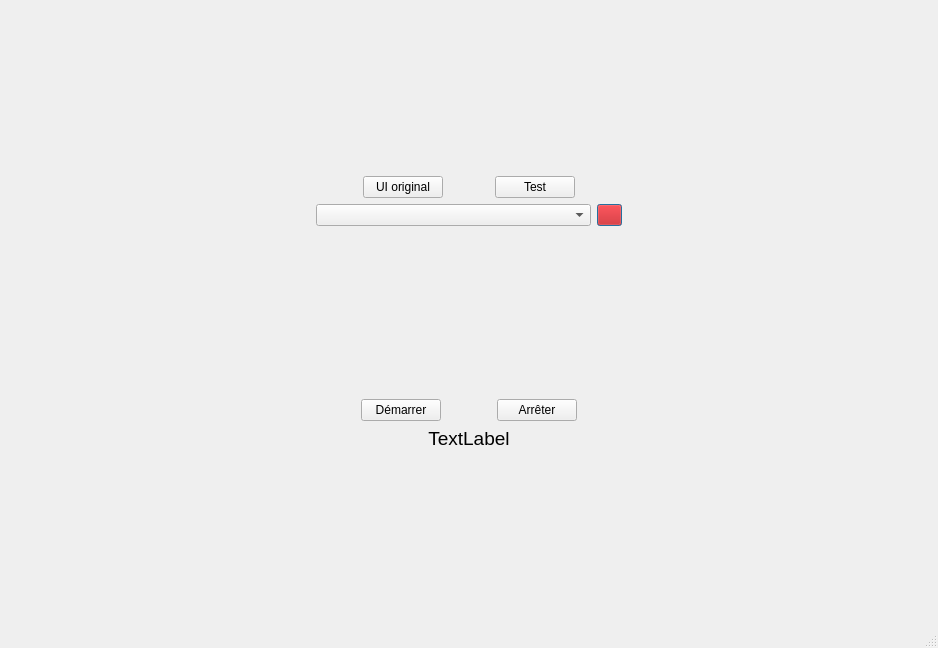
Qt form Qt/accueil.ui (frankgigeur/The_fir_swinger) before a commit.
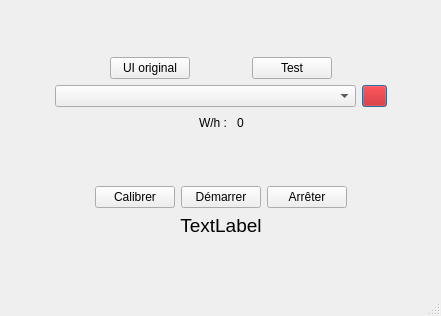
The same form after that commit.

What changed in the file:
```diff
--- a/Qt/accueil.ui
+++ b/Qt/accueil.ui
@@ -6,8 +6,8 @@
    <rect>
     <x>0</x>
     <y>0</y>
-    <width>938</width>
-    <height>648</height>
+    <width>441</width>
+    <height>316</height>
    </rect>
   </property>
   <property name="windowTitle">
@@ -15,19 +15,6 @@
   </property>
   <widget class="QWidget" name="centralwidget">
    <layout class="QGridLayout" name="gridLayout_4">
-    <item row="2" column="1">
-     <spacer name="verticalSpacer_3">
-      <property name="orientation">
-       <enum>Qt::Vertical</enum>
-      </property>
-      <property name="sizeHint" stdset="0">
-       <size>
-        <width>20</width>
-        <height>40</height>
-       </size>
-      </property>
-     </spacer>
-    </item>
     <item row="1" column="2">
      <spacer name="horizontalSpacer_8">
       <property name="orientation">
@@ -41,31 +28,63 @@
       </property>
      </spacer>
     </item>
-    <item row="1" column="0">
-     <spacer name="horizontalSpacer_7">
-      <property name="orientation">
-       <enum>Qt::Horizontal</enum>
-      </property>
-      <property name="sizeHint" stdset="0">
-       <size>
-        <width>40</width>
-        <height>20</height>
-       </size>
-      </property>
-     </spacer>
-    </item>
-    <item row="0" column="1">
-     <spacer name="verticalSpacer">
-      <property name="orientation">
-       <enum>Qt::Vertical</enum>
-      </property>
-      <property name="sizeHint" stdset="0">
-       <size>
-        <width>20</width>
-        <height>40</height>
-       </size>
-      </property>
-     </spacer>
+    <item row="7" column="1">
+     <layout class="QGridLayout" name="gridLayout_2">
+      <item row="0" column="3">
+       <widget class="QPushButton" name="pbStop">
+        <property name="text">
+         <string>Arrêter</string>
+        </property>
+       </widget>
+      </item>
+      <item row="0" column="2">
+       <widget class="QPushButton" name="pbStart">
+        <property name="text">
+         <string>Démarrer</string>
+        </property>
+       </widget>
+      </item>
+      <item row="0" column="0">
+       <spacer name="horizontalSpacer_4">
+        <property name="orientation">
+         <enum>Qt::Horizontal</enum>
+        </property>
+        <property name="sizeHint" stdset="0">
+         <size>
+          <width>40</width>
+          <height>20</height>
+         </size>
+        </property>
+       </spacer>
+      </item>
+      <item row="0" column="4">
+       <spacer name="horizontalSpacer_6">
+        <property name="orientation">
+         <enum>Qt::Horizontal</enum>
+        </property>
+        <property name="sizeHint" stdset="0">
+         <size>
+          <width>40</width>
+          <height>20</height>
+         </size>
+        </property>
+       </spacer>
+      </item>
+      <item row="0" column="1">
+       <widget class="QPushButton" name="pbCalibrer">
+        <property name="text">
+         <string>Calibrer</string>
+        </property>
+       </widget>
+      </item>
+      <item row="1" column="1" colspan="3">
+       <widget class="QLabel" name="lbTemps">
+        <property name="text">
+         <string>&lt;html&gt;&lt;head/&gt;&lt;body&gt;&lt;p align=&quot;center&quot;&gt;&lt;span style=&quot; font-size:14pt;&quot;&gt;TextLabel&lt;/span&gt;&lt;/p&gt;&lt;/body&gt;&lt;/html&gt;</string>
+        </property>
+       </widget>
+      </item>
+     </layout>
     </item>
     <item row="1" column="1">
      <layout class="QGridLayout" name="gridLayout">
@@ -172,43 +191,61 @@
       </item>
      </layout>
     </item>
+    <item row="6" column="1">
+     <spacer name="verticalSpacer_3">
+      <property name="orientation">
+       <enum>Qt::Vertical</enum>
+      </property>
+      <property name="sizeHint" stdset="0">
+       <size>
+        <width>20</width>
+        <height>40</height>
+       </size>
+      </property>
+     </spacer>
+    </item>
+    <item row="0" column="1">
+     <spacer name="verticalSpacer">
+      <property name="orientation">
+       <enum>Qt::Vertical</enum>
+      </property>
+      <property name="sizeHint" stdset="0">
+       <size>
+        <width>20</width>
+        <height>40</height>
+       </size>
+      </property>
+     </spacer>
+    </item>
+    <item row="8" column="1">
+     <spacer name="verticalSpacer_2">
+      <property name="orientation">
+       <enum>Qt::Vertical</enum>
+      </property>
+      <property name="sizeHint" stdset="0">
+       <size>
+        <width>20</width>
+        <height>40</height>
+       </size>
+      </property>
+     </spacer>
+    </item>
+    <item row="1" column="0">
+     <spacer name="horizontalSpacer_7">
+      <property name="orientation">
+       <enum>Qt::Horizontal</enum>
+      </property>
+      <property name="sizeHint" stdset="0">
+       <size>
+        <width>40</width>
+        <height>20</height>
+       </size>
+      </property>
+     </spacer>
+    </item>
     <item row="3" column="1">
-     <layout class="QGridLayout" name="gridLayout_2">
-      <item row="0" column="1">
-       <widget class="QPushButton" name="pbStart">
-        <property name="text">
-         <string>Démarrer</string>
-        </property>
-       </widget>
-      </item>
-      <item row="0" column="4">
-       <spacer name="horizontalSpacer_6">
-        <property name="orientation">
-         <enum>Qt::Horizontal</enum>
-        </property>
-        <property name="sizeHint" stdset="0">
-         <size>
-          <width>40</width>
-          <height>20</height>
-         </size>
-        </property>
-       </spacer>
-      </item>
-      <item row="1" column="1" colspan="3">
-       <widget class="QLabel" name="lbTemps">
-        <property name="text">
-         <string>&lt;html&gt;&lt;head/&gt;&lt;body&gt;&lt;p align=&quot;center&quot;&gt;&lt;span style=&quot; font-size:14pt;&quot;&gt;TextLabel&lt;/span&gt;&lt;/p&gt;&lt;/body&gt;&lt;/html&gt;</string>
-        </property>
-       </widget>
-      </item>
-      <item row="0" column="3">
-       <widget class="QPushButton" name="pbStop">
-        <property name="text">
-         <string>Arrêter</string>
-        </property>
-       </widget>
-      </item>
-      <item row="0" column="2">
+     <layout class="QHBoxLayout" name="horizontalLayout">
+      <item>
        <spacer name="horizontalSpacer_5">
         <property name="orientation">
          <enum>Qt::Horizontal</enum>
@@ -221,8 +258,22 @@
         </property>
        </spacer>
       </item>
-      <item row="0" column="0">
-       <spacer name="horizontalSpacer_4">
+      <item>
+       <widget class="QLabel" name="lbTextWh">
+        <property name="text">
+         <string>W/h : </string>
+        </property>
+       </widget>
+      </item>
+      <item>
+       <widget class="QLabel" name="lbWh">
+        <property name="text">
+         <string>0</string>
+        </property>
+       </widget>
+      </item>
+      <item>
+       <spacer name="horizontalSpacer_9">
         <property name="orientation">
          <enum>Qt::Horizontal</enum>
         </property>
@@ -236,19 +287,6 @@
       </item>
      </layout>
     </item>
-    <item row="4" column="1">
-     <spacer name="verticalSpacer_2">
-      <property name="orientation">
-       <enum>Qt::Vertical</enum>
-      </property>
-      <property name="sizeHint" stdset="0">
-       <size>
-        <width>20</width>
-        <height>40</height>
-       </size>
-      </property>
-     </spacer>
-    </item>
    </layout>
   </widget>
   <widget class="QMenuBar" name="menubar">
```
Left out of the diff: 2 changed lines with no effect on the pictures.
